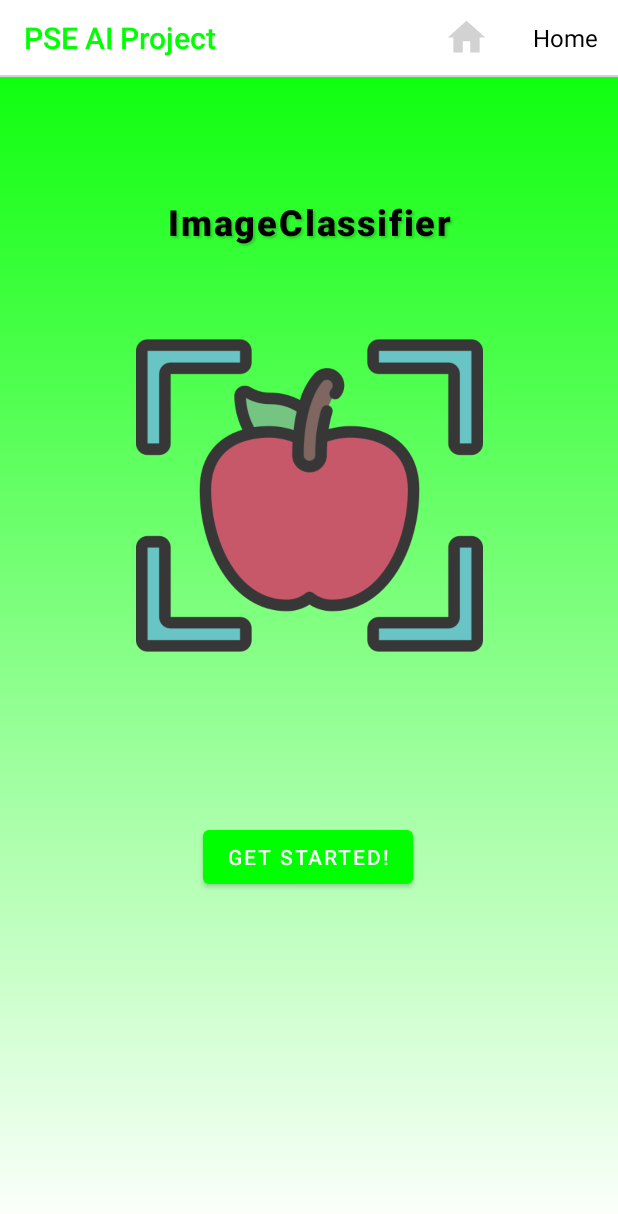
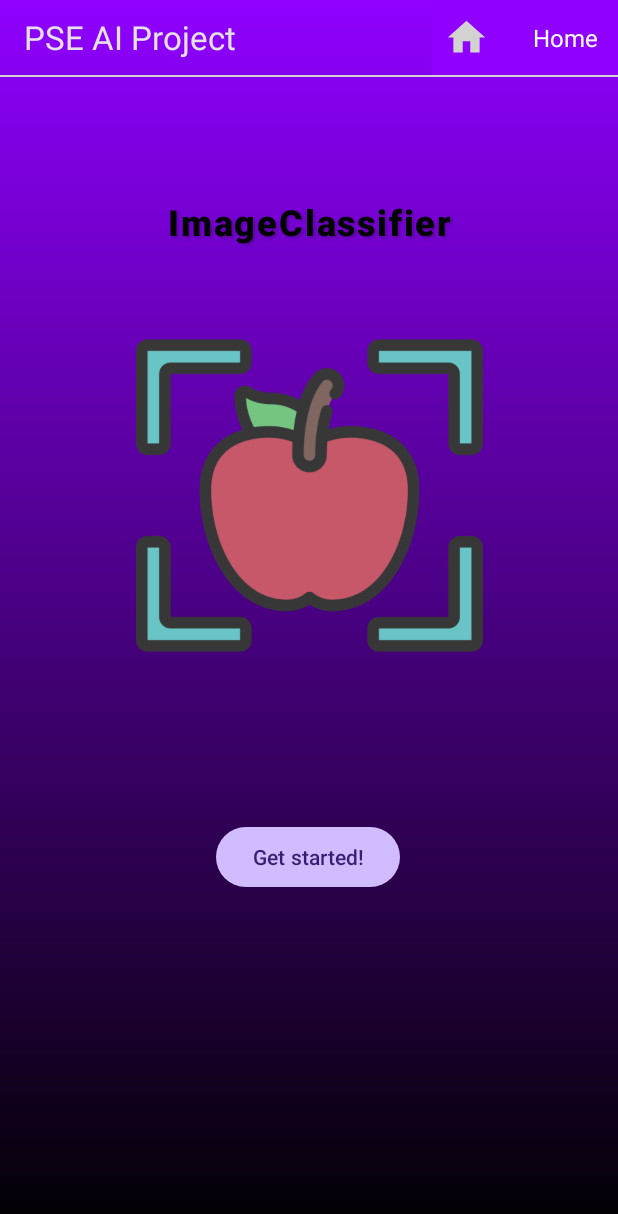
Before and after one commit to andreamu02/PSE-AI-Project, an Android app: the screen it shows after launch once a user with an empty profile is signed in (MainActivity), on a phone screen of 412 x 824 dp. Shown: the top 1214 px of the screen. Run offline under Robolectric (Android 15) with nearby library versions, the phone set to English and light mode, and no system bars; our stand-ins replace Firebase (no records; nobody signed in at launch, a user with empty details on screens opened directly).

Commit message:
Aggiunte classi StyleManager, ThemeType e SpinnerItemSelectedListener per inglobare codice che si ripeterebbe riguardo il cambio tema e la selezione dell'oggetto dello spinner

```diff
--- a/app/src/main/java/it/unipd/dei/pseaiproject/CustomSpinnerAdapter.kt
+++ b/app/src/main/java/it/unipd/dei/pseaiproject/CustomSpinnerAdapter.kt
@@ -9,13 +9,19 @@ import android.widget.ImageView
 import android.widget.TextView
 import androidx.core.content.ContextCompat
 
-class CustomSpinnerAdapter(context: Context, private val data: List<SpinnerItem>, private val textColor: Int, private val backgroundColor: Int) :
+class CustomSpinnerAdapter(context: Context, private val data: List<SpinnerItem>, private val theme: ThemeType) :
     ArrayAdapter<SpinnerItem>(context, 0, data) {
 
     override fun getView(position: Int, convertView: View?, parent: ViewGroup): View {
         var view = convertView
         val holder: ViewHolder
-
+        var textColor = R.color.white
+        var backgroundColor = R.color.ametista
+        if (theme.name == ThemeType.LIGHT.name)
+        {
+            textColor = R.color.black
+            backgroundColor = R.color.green
+        }
         if (view == null) {
             view = LayoutInflater.from(context).inflate(R.layout.spinner_item_layout, parent, false)
             val textView = view.findViewById<TextView>(R.id.text)
--- /dev/null
+++ b/app/src/main/java/it/unipd/dei/pseaiproject/SpinnerItemSelectedListener.kt
@@ -0,0 +1,59 @@
+package it.unipd.dei.pseaiproject
+
+import android.content.Context
+import android.content.Intent
+import android.view.View
+import android.widget.AdapterView
+import android.widget.Spinner
+import android.widget.Toast
+import androidx.appcompat.app.AppCompatActivity
+import com.google.firebase.auth.FirebaseAuth
+import it.unipd.dei.pseaiproject.ui.auth.SignInActivity
+import it.unipd.dei.pseaiproject.ui.main.InfoActivity
+import it.unipd.dei.pseaiproject.ui.main.MainActivity
+
+class SpinnerItemSelectedListener(private val activity: AppCompatActivity, private val firebaseAuth: FirebaseAuth, private val theme: ThemeType, private val styleManager: StyleManager, private val spinner: Spinner) : AdapterView.OnItemSelectedListener {
+
+    override fun onItemSelected(parent: AdapterView<*>, view: View?, position: Int, id: Long) {
+        val selectedItem = parent.getItemAtPosition(position) as SpinnerItem
+        //Toast.makeText(activity, "Selected: $selectedItem", Toast.LENGTH_SHORT).show()
+
+        val activityName = activity.javaClass.simpleName
+
+        // Esegui un'azione basata sull'elemento selezionato
+        if(selectedItem.text == "Logout"){
+            firebaseAuth.signOut()
+            val intent = Intent(activity, SignInActivity::class.java)
+            activity.startActivity(intent)
+            activity.finish()
+        }
+        if(selectedItem.text == "Change theme"){
+            if(theme.themeResId == R.style.DarkStyle) styleManager.applyTheme(ThemeType.LIGHT)
+            else styleManager.applyTheme(ThemeType.DARK)
+            if (activityName == "MainActivity") spinner.setSelection(0)
+            else spinner.setSelection(1)
+            activity.recreate()
+        }
+        if(selectedItem.text == "Info") {
+            if (activityName == "MainActivity")
+            {
+                val intent = Intent(activity, InfoActivity::class.java)
+                activity.startActivity(intent)
+                activity.finish()
+            }
+        }
+        if (selectedItem.text == "Home") {
+            // Apri la nuova Activity
+            if (activityName == "InfoActivity")
+            {
+                val intent = Intent(activity, MainActivity::class.java)
+                activity.startActivity(intent)
+                activity.finish()
+            }
+        }
+    }
+            // Aggiungi altri casi se necessario
+    override fun onNothingSelected(parent: AdapterView<*>) {
+        // Gestisci il caso in cui nessun elemento è selezionato, se necessario
+    }
+}
--- /dev/null
+++ b/app/src/main/java/it/unipd/dei/pseaiproject/StyleManager.kt
@@ -0,0 +1,57 @@
+package it.unipd.dei.pseaiproject
+
+import android.content.Context
+import android.content.SharedPreferences
+import android.widget.Toolbar
+import androidx.appcompat.app.AppCompatActivity
+
+class StyleManager(private val activity: AppCompatActivity) {
+
+    private val PREFS_NAME = "theme_prefs"
+    private val KEY_THEME = "key_theme"
+
+    fun applyTheme(themeType: ThemeType) {
+        // Salva il tema scelto nelle SharedPreferences
+        saveThemePreference(activity, themeType)
+
+        // Applica il tema
+        activity.setTheme(themeType.themeResId)
+    }
+
+    private fun saveThemePreference(context: Context, themeType: ThemeType) {
+        val prefs: SharedPreferences = context.getSharedPreferences(PREFS_NAME, Context.MODE_PRIVATE)
+        val editor = prefs.edit()
+        editor.putString(KEY_THEME, themeType.name)
+        editor.apply()
+    }
+
+    fun applyColors(
+        actionBarColor: Int,
+        toolbarTitleColor: Int,
+    ) {
+        val toolbar: Toolbar? = activity.findViewById(R.id.toolbar)
+        toolbar?.setBackgroundColor(actionBarColor)
+        toolbar?.setTitleTextColor(toolbarTitleColor)
+    }
+
+    fun loadThemePreference(activity: AppCompatActivity): ThemeType {
+        val prefs: SharedPreferences = activity.getSharedPreferences("theme_prefs", Context.MODE_PRIVATE)
+        val themeName = prefs.getString("key_theme", ThemeType.DARK.name)
+        var backgroundAB = R.color.black
+        var titleColor = R.color.ametista
+        if (themeName == ThemeType.DARK.name)
+        {
+            activity.setTheme(R.style.DarkStyle)
+            activity.window.setBackgroundDrawableResource(R.drawable.home_background_dark)
+            applyColors(backgroundAB, titleColor)
+        }
+        else{
+            activity.setTheme(R.style.LightStyle)
+            backgroundAB = R.color.white
+            titleColor = R.color.green
+            activity.window.setBackgroundDrawableResource(R.drawable.home_background_light)
+            applyColors(backgroundAB, titleColor)
+        }
+        return ThemeType.valueOf(themeName!!)
+    }
+}
--- /dev/null
+++ b/app/src/main/java/it/unipd/dei/pseaiproject/ThemeType.kt
@@ -0,0 +1,6 @@
+package it.unipd.dei.pseaiproject
+
+enum class ThemeType(val themeResId: Int) {
+    DARK(R.style.DarkStyle),
+    LIGHT(R.style.LightStyle)
+}
--- a/app/src/main/java/it/unipd/dei/pseaiproject/ui/main/MainActivity.kt
+++ b/app/src/main/java/it/unipd/dei/pseaiproject/ui/main/MainActivity.kt
@@ -14,27 +14,17 @@ import com.google.firebase.auth.FirebaseAuth
 import it.unipd.dei.pseaiproject.CustomSpinnerAdapter
 import it.unipd.dei.pseaiproject.R
 import it.unipd.dei.pseaiproject.SpinnerItem
+import it.unipd.dei.pseaiproject.SpinnerItemSelectedListener
+import it.unipd.dei.pseaiproject.StyleManager
+import it.unipd.dei.pseaiproject.ThemeType
 import it.unipd.dei.pseaiproject.ui.auth.SignInActivity
 
 class MainActivity : AppCompatActivity() {
     private lateinit var firebaseAuth: FirebaseAuth
     override fun onCreate(savedInstanceState: Bundle?) {
         super.onCreate(savedInstanceState)
-        val sharedPreferences = getSharedPreferences("ThemePrefs", Context.MODE_PRIVATE)
-        val isDarkTheme = sharedPreferences.getBoolean("isDarkTheme", false)
-        var backgroundAB = R.color.black
-        var titleColor = R.color.ametista
-        var spinnerTextColor = R.color.white
-        if (isDarkTheme) {
-            setTheme(R.style.DarkStyle)
-            window.setBackgroundDrawableResource(R.drawable.home_background_dark)
-        } else {
-            setTheme(R.style.LightStyle)
-            window.setBackgroundDrawableResource(R.drawable.home_background_light)
-            backgroundAB = R.color.white
-            titleColor = R.color.green
-            spinnerTextColor = R.color.black
-        }
+        val styleManager = StyleManager(this)
+        val theme = styleManager.loadThemePreference(this)
 
         firebaseAuth = FirebaseAuth.getInstance()
 
@@ -51,42 +41,10 @@ class MainActivity : AppCompatActivity() {
             SpinnerItem(R.drawable.logout, "Logout")
         )
 
-        supportActionBar?.setBackgroundDrawable(ColorDrawable(resources.getColor(backgroundAB)))
-        toolbar.setTitleTextColor(resources.getColor(titleColor))
-
-        val adapter = CustomSpinnerAdapter(this, spinnerItems, spinnerTextColor, backgroundAB)
+        val adapter = CustomSpinnerAdapter(this, spinnerItems, theme)
         spinner.adapter = adapter
 
         // Gestire gli eventi di selezione
-        spinner.onItemSelectedListener = object : AdapterView.OnItemSelectedListener {
-            override fun onItemSelected(parent: AdapterView<*>, view: View?, position: Int, id: Long) {
-                val item = parent.getItemAtPosition(position) as SpinnerItem
-                if(item.text == "Logout"){
-                    firebaseAuth.signOut()
-                    val intent = Intent(this@MainActivity, SignInActivity::class.java)
-                    startActivity(intent)
-                    finish()
-                }
-                if(item.text == "Change theme"){
-                    val editor: SharedPreferences.Editor = sharedPreferences.edit()
-                    editor.putBoolean("isDarkTheme", !isDarkTheme)
-                    editor.apply()
-                    spinner.setSelection(0)
-                    recreate()
-                }
-                if(item.text == "Info") {
-                    // Apri la nuova Activity
-                    val intent = Intent(this@MainActivity, InfoActivity::class.java)
-                    startActivity(intent)
-                    spinner.setSelection(0)
-                    finish()
-                }
-                //Toast.makeText(this@MainActivity, "Selected: $item", Toast.LENGTH_SHORT).show()
-            }
-
-            override fun onNothingSelected(parent: AdapterView<*>) {
-                // Do nothing
-            }
-        }
+        spinner.onItemSelectedListener = SpinnerItemSelectedListener(this, firebaseAuth, theme, styleManager, spinner)
     }
 }
--- a/app/src/main/res/layout-land/activity_info.xml
+++ b/app/src/main/res/layout-land/activity_info.xml
@@ -11,7 +11,6 @@
         android:id="@+id/toolbar"
         android:layout_width="0dp"
         android:layout_height="50dp"
-        android:background="@color/black"
         app:layout_constraintTop_toTopOf="parent"
         app:layout_constraintLeft_toLeftOf="parent"
         app:layout_constraintRight_toRightOf="parent"
--- a/app/src/main/res/layout-land/activity_main.xml
+++ b/app/src/main/res/layout-land/activity_main.xml
@@ -36,7 +36,6 @@
         android:id="@+id/toolbar"
         android:layout_width="0dp"
         android:layout_height="50dp"
-        android:background="@color/black"
         app:layout_constraintTop_toTopOf="parent"
         app:layout_constraintLeft_toLeftOf="parent"
         app:layout_constraintRight_toRightOf="parent"
```
Also changed, not shown: app/src/main/java/it/unipd/dei/pseaiproject/ui/main/InfoActivity.kt (+8 -53 lines).
